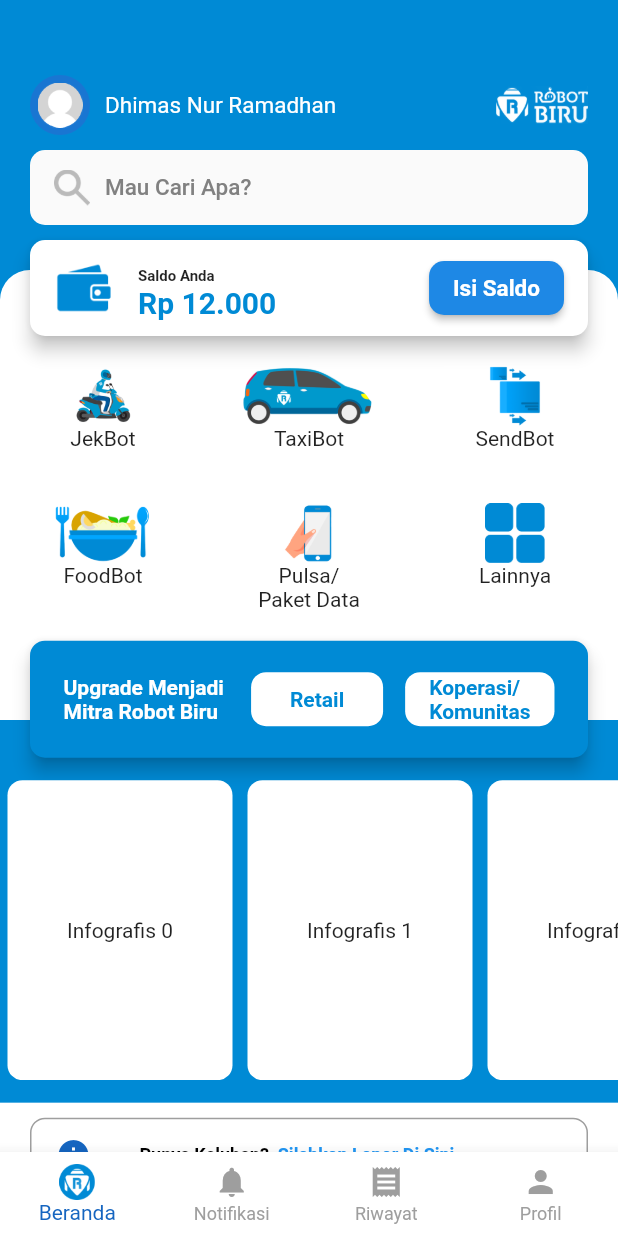
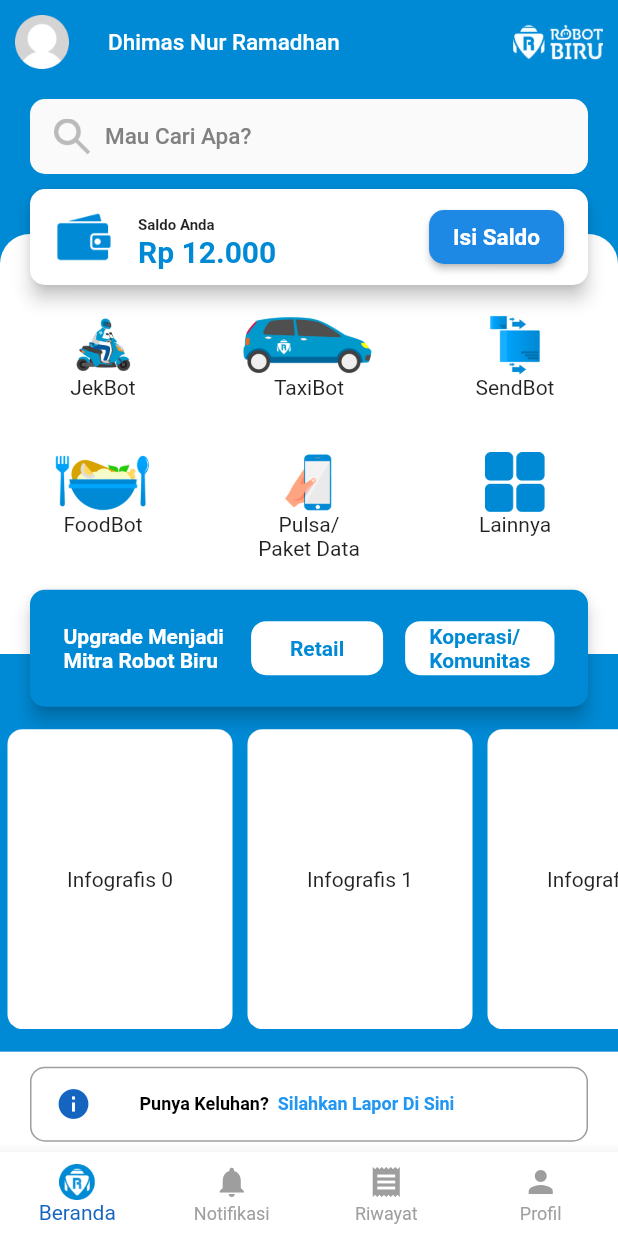
Before and after one commit to idhamramadito/robotbiru, a Flutter app: the screen it shows after launch, on a phone screen of 412 x 824 dp. Run offline on Flutter 3.47's test engine with Material 2 defaults, Android fonts, the phone set to English and light mode, and no system bars; our stand-ins replace modal_bottom_sheet.

Commit message:
minor changes

```diff
--- a/homepage/lib/main.dart
+++ b/homepage/lib/main.dart
@@ -18,7 +18,7 @@ class RobotBiruApp extends StatelessWidget {
       title: 'Robot Biru',
       theme: ThemeData(
         primarySwatch: Colors.blue,
-        primaryColor: Colors.blue[600],
+        primaryColor: Color(0xff008AD5), //Colors.blue[600],
         visualDensity: VisualDensity.adaptivePlatformDensity,
       ),
       initialRoute: '/',
--- a/homepage/lib/pages/dashboard_tabs/home/UI_components/account_balance.dart
+++ b/homepage/lib/pages/dashboard_tabs/home/UI_components/account_balance.dart
@@ -25,7 +25,7 @@ class AccountBalance extends StatelessWidget {
           style: TextStyle(
             fontSize: 20,
             fontWeight: FontWeight.bold,
-            color: Color(0xff008AD5),
+            color: Theme.of(context).primaryColor,
           ),
         ),
         trailing: ElevatedButton(
--- a/homepage/lib/pages/dashboard_tabs/home/UI_components/upgrade_to_partner.dart
+++ b/homepage/lib/pages/dashboard_tabs/home/UI_components/upgrade_to_partner.dart
@@ -10,7 +10,7 @@ class UpgradeToPartner extends StatelessWidget {
     return Card(
       elevation: 5,
       margin: EdgeInsets.symmetric(horizontal: 20),
-      color: Color(0xff008AD5),
+      color: Theme.of(context).primaryColor,
       shape: RoundedRectangleBorder(
         borderRadius: new BorderRadius.circular(10.0),
       ),
@@ -33,7 +33,9 @@ class UpgradeToPartner extends StatelessWidget {
               child: Text(
                 "Retail",
                 style: TextStyle(
-                    color: Color(0xff008AD5), fontWeight: FontWeight.bold),
+                  color: Theme.of(context).primaryColor,
+                  fontWeight: FontWeight.bold,
+                ),
               ),
             ),
             FlatButton(
@@ -45,7 +47,9 @@ class UpgradeToPartner extends StatelessWidget {
               child: Text(
                 "Koperasi/ \nKomunitas",
                 style: TextStyle(
-                    color: Color(0xff008AD5), fontWeight: FontWeight.bold),
+                  color: Theme.of(context).primaryColor,
+                  fontWeight: FontWeight.bold,
+                ),
               ),
             ),
           ],
--- a/homepage/lib/pages/dashboard_tabs/home/UI_components/user_info.dart
+++ b/homepage/lib/pages/dashboard_tabs/home/UI_components/user_info.dart
@@ -1,12 +1,28 @@
 import 'package:flutter/material.dart';
 
-class UserInfo extends StatelessWidget {
-  const UserInfo({
-    Key key,
-  }) : super(key: key);
+class UserInfo {
+  Widget appBar() {
+    return AppBar(
+      elevation: 0,
+      leading: Container(
+        padding: const EdgeInsets.all(10.0),
+        child: InkWell(
+          onTap: () {},
+          child: CircleAvatar(child: Image.asset("images/profile_photo.png")),
+        ),
+      ),
+      title: Text("Dhimas Nur Ramadhan", style: TextStyle(fontSize: 15)),
+      centerTitle: false,
+      actions: [
+        Padding(
+          padding: const EdgeInsets.symmetric(horizontal: 10.0),
+          child: Image.asset("images/logo.png", width: 60),
+        )
+      ],
+    );
+  }
 
-  @override
-  Widget build(BuildContext context) {
+  Widget container() {
     return Container(
       margin: EdgeInsets.only(top: 50, left: 20, right: 20),
       child: Row(
@@ -16,8 +32,7 @@ class UserInfo extends StatelessWidget {
             onTap: () {},
             child: Row(
               children: [
-                CircleAvatar(
-                    child: Image.asset("images/profile_photo.png", height: 30)),
+                CircleAvatar(child: Image.asset("images/profile_photo.png")),
                 SizedBox(width: 10),
                 Text(
                   "Dhimas Nur Ramadhan",
--- a/homepage/lib/pages/dashboard_tabs/home/home.dart
+++ b/homepage/lib/pages/dashboard_tabs/home/home.dart
@@ -29,12 +29,15 @@ class _PageDashboard extends State<Home> {
   @override
   Widget build(BuildContext context) {
     return Scaffold(
-      backgroundColor: Color(0xff008AD5), //grey = Color(0xffF2F3F5),
+      backgroundColor:
+          Theme.of(context).primaryColor, //grey = Color(0xffF2F3F5),
+      appBar: UserInfo().appBar(),
       body: SingleChildScrollView(
         child: Stack(
           children: [
             Container(
-              margin: EdgeInsets.only(top: 180),
+              margin: EdgeInsets.only(top: 100),
+              // margin: EdgeInsets.only(top: 180),
               decoration: BoxDecoration(
                 color: Colors.white,
                 borderRadius: BorderRadius.only(
@@ -42,11 +45,12 @@ class _PageDashboard extends State<Home> {
                   topRight: Radius.circular(20.0),
                 ),
               ),
-              height: 300,
+              height: 280,
+              // height: 300,
             ),
             Column(
               children: [
-                UserInfo(),
+                // UserInfo().container(),
                 SearchBar(),
                 AccountBalance(),
                 MainServices(),
@@ -61,5 +65,6 @@ class _PageDashboard extends State<Home> {
       ),
     );
   }
+
   //========================= main function =========================
 }
```
